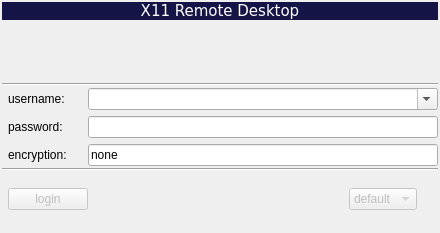
This is src/qt_helper/ltsm_helperwindow.ui in AndreyBarmaley/linux-terminal-service-manager as Qt 5 draws it before an edit. The edited form follows.
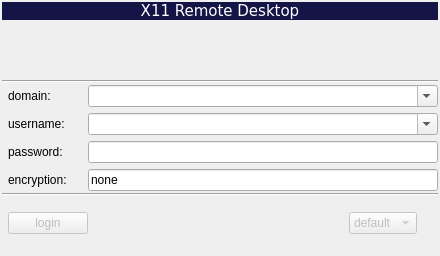
This is the edited form. Icons and pictures are not drawn.

What changed in the file:
```diff
--- a/src/qt_helper/ltsm_helperwindow.ui
+++ b/src/qt_helper/ltsm_helperwindow.ui
@@ -10,7 +10,7 @@
     <x>0</x>
     <y>0</y>
     <width>440</width>
-    <height>233</height>
+    <height>256</height>
    </rect>
   </property>
   <property name="sizePolicy">
@@ -132,6 +132,20 @@
         <item>
          <layout class="QHBoxLayout" name="horizontalLayout2">
           <item>
+           <widget class="QLabel" name="labelDomain">
+            <property name="text">
+             <string>domain:</string>
+            </property>
+            <property name="buddy">
+             <cstring>comboBoxUsername</cstring>
+            </property>
+           </widget>
+          </item>
+         </layout>
+        </item>
+        <item>
+         <layout class="QHBoxLayout" name="horizontalLayout2_2">
+          <item>
            <widget class="QLabel" name="labelUsername">
             <property name="text">
              <string>username:</string>
@@ -142,7 +156,7 @@
            </widget>
           </item>
           <item>
-           <spacer name="horizontalSpacer2">
+           <spacer name="horizontalSpacer2_2">
             <property name="orientation">
              <enum>Qt::Horizontal</enum>
             </property>
@@ -220,6 +234,16 @@
       </item>
       <item>
        <layout class="QVBoxLayout" name="verticalLayout_2">
+        <item>
+         <widget class="QComboBox" name="comboBoxDomain">
+          <property name="inputMethodHints">
+           <set>Qt::ImhLatinOnly|Qt::ImhLowercaseOnly</set>
+          </property>
+          <property name="editable">
+           <bool>true</bool>
+          </property>
+         </widget>
+        </item>
         <item>
          <widget class="QComboBox" name="comboBoxUsername">
           <property name="inputMethodHints">
```
Left out of the diff: 17 changed lines with no effect on the pictures.
